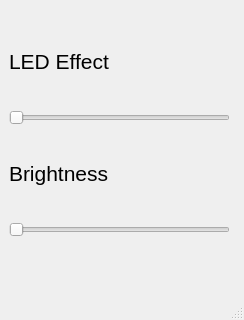
Above: ui/mispecky_controller.ui from Mihax209/mispecky-gui-controller before the change. Below: the same form after it.
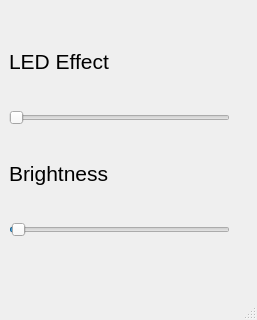
That is the form after the change.

Commit message: first UI and serial implementation

```diff
--- a/ui/mispecky_controller.ui
+++ b/ui/mispecky_controller.ui
@@ -6,7 +6,7 @@
    <rect>
     <x>0</x>
     <y>0</y>
-    <width>244</width>
+    <width>257</width>
     <height>320</height>
    </rect>
   </property>
@@ -19,6 +19,9 @@
     <height>24</height>
    </size>
   </property>
+  <property name="tabShape">
+   <enum>QTabWidget::Rounded</enum>
+  </property>
   <widget class="QWidget" name="centralwidget">
    <widget class="QWidget" name="verticalLayoutWidget">
     <property name="geometry">
@@ -104,6 +107,18 @@
        <property name="maximum">
         <number>100</number>
        </property>
+       <property name="singleStep">
+        <number>10</number>
+       </property>
+       <property name="pageStep">
+        <number>20</number>
+       </property>
+       <property name="sliderPosition">
+        <number>1</number>
+       </property>
+       <property name="tracking">
+        <bool>true</bool>
+       </property>
        <property name="orientation">
         <enum>Qt::Horizontal</enum>
        </property>
```
Left out of the diff: 5 changed lines with no effect on the pictures. The commit also changes 6 other files.
